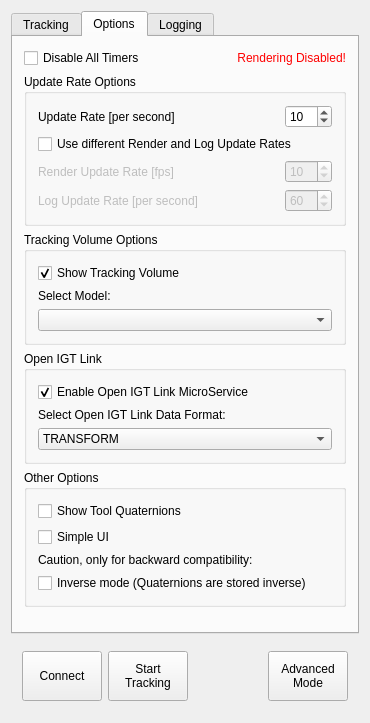
Above: Plugins/org.mitk.gui.qt.igttracking/src/internal/QmitkMITKIGTTrackingToolboxViewControls.ui from MITK/MITK before the change. Below: the same form after it.
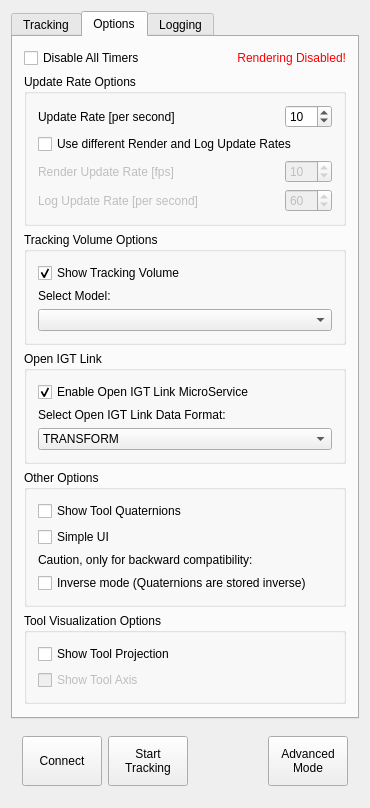
That is the form after the change. The open tabs and pages were chosen to show the change. Custom widgets are drawn as their Qt base class.

Commit message: Added new QGroupBox in QmitkMITKIGTTrackingToolboxView for the tool visualization options. Within in the tool visualization options: added two CheckBoxes (Show Tool Projection|Show Tool  Axis). These CheckBoxes can be used for displaying the tool projection and the (standard) tool axis during tracking.

What changed in the file:
```diff
--- a/Plugins/org.mitk.gui.qt.igttracking/src/internal/QmitkMITKIGTTrackingToolboxViewControls.ui
+++ b/Plugins/org.mitk.gui.qt.igttracking/src/internal/QmitkMITKIGTTrackingToolboxViewControls.ui
@@ -658,6 +658,35 @@
          </layout>
         </widget>
        </item>
+       <item>
+        <widget class="QGroupBox" name="groupBox_5">
+         <property name="title">
+          <string>Tool Visualization Options</string>
+         </property>
+         <layout class="QVBoxLayout" name="verticalLayout_17">
+          <item>
+           <widget class="QCheckBox" name="showHideToolProjectionCheckBox">
+            <property name="enabled">
+             <bool>true</bool>
+            </property>
+            <property name="text">
+             <string>Show Tool Projection</string>
+            </property>
+           </widget>
+          </item>
+          <item>
+           <widget class="QCheckBox" name="showHideToolAxisCheckBox">
+            <property name="enabled">
+             <bool>false</bool>
+            </property>
+            <property name="text">
+             <string>Show Tool Axis</string>
+            </property>
+           </widget>
+          </item>
+         </layout>
+        </widget>
+       </item>
        <item>
         <spacer name="verticalSpacer_3">
          <property name="orientation">
```
The commit also changes 3 other files.
